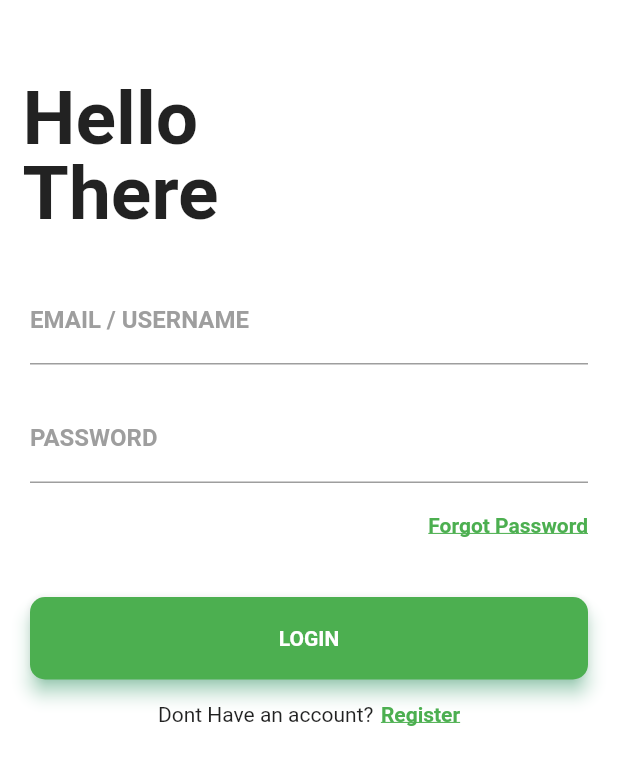
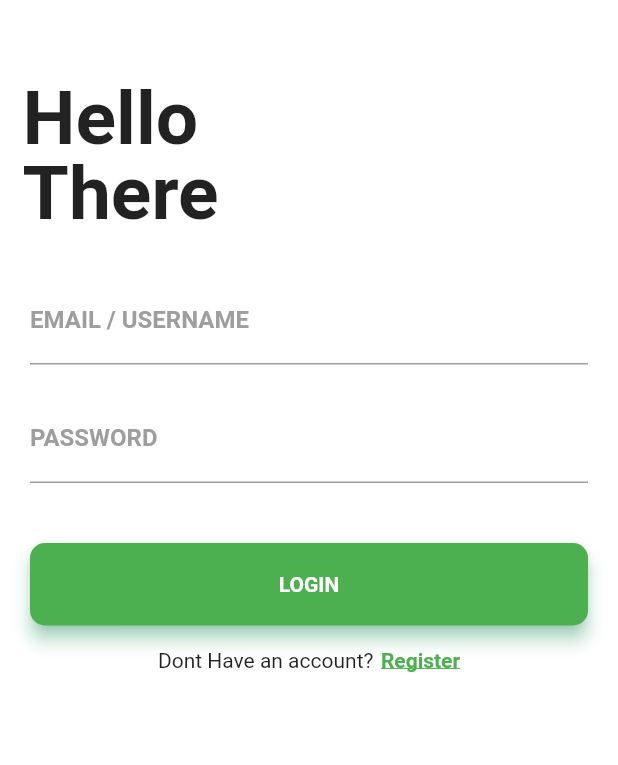
Before and after one commit to brianrizqi/flutter, a Flutter app: the screen it shows after launch, on a phone screen of 412 x 824 dp. Shown: the top 765 px of the screen. Run offline on Flutter 3.47's test engine with Material 2 defaults, Android fonts, the phone set to English and light mode, and no system bars; Roboto replaces fonts that are missing (Source-sans Pro).

Commit message:
fixing login

```diff
--- a/lib/main.dart
+++ b/lib/main.dart
@@ -32,6 +32,10 @@ class MyApp extends StatelessWidget {
 class MyHomePage extends StatefulWidget {
   @override
   State<StatefulWidget> createState() => new MyHomePageState();
+
+  const MyHomePage({
+    Key key,
+  }) : super(key: key);
 }
 
 class MyHomePageState extends State<MyHomePage> {
@@ -39,16 +43,13 @@ class MyHomePageState extends State<MyHomePage> {
   TextEditingController password = new TextEditingController();
 
   @override
-  void initState() {
-//    login();
-  }
-
-  @override
   Widget build(BuildContext context) {
     return new Scaffold(
       backgroundColor: Colors.white,
       resizeToAvoidBottomPadding: false,
-        body: Column(
+      body: Builder(
+          builder: (context) => Center(
+                child: Column(
                   crossAxisAlignment: CrossAxisAlignment.start,
                   children: <Widget>[
                     Container(
@@ -74,7 +75,8 @@ class MyHomePageState extends State<MyHomePage> {
                       ),
                     ),
                     Container(
-                padding: EdgeInsets.only(top: 25.0, left: 20.0, right: 20.0),
+                        padding:
+                            EdgeInsets.only(top: 25.0, left: 20.0, right: 20.0),
                         child: Column(
                           children: <Widget>[
                             TextField(
@@ -86,12 +88,13 @@ class MyHomePageState extends State<MyHomePage> {
                                       fontWeight: FontWeight.bold,
                                       color: Colors.grey),
                                   focusedBorder: UnderlineInputBorder(
-                              borderSide: BorderSide(color: Colors.green))),
+                                      borderSide:
+                                          BorderSide(color: Colors.green))),
                             ),
                             SizedBox(
                               height: 20.0,
                             ),
-                    TextField(
+                            TextFormField(
                               controller: password,
                               decoration: InputDecoration(
                                 labelText: 'PASSWORD',
@@ -100,25 +103,15 @@ class MyHomePageState extends State<MyHomePage> {
                                     fontWeight: FontWeight.bold,
                                     color: Colors.grey),
                                 focusedBorder: UnderlineInputBorder(
-                              borderSide: BorderSide(color: Colors.green))),
+                                    borderSide:
+                                        BorderSide(color: Colors.green)),
+//                          suffixIcon: IconButton(
+//                            icon: Icon(
+//
+//                            ),
+//                          )
+                              ),
                               obscureText: true,
-                    ),
-                    SizedBox(
-                      height: 5.0,
-                    ),
-                    Container(
-                      alignment: Alignment(1.0, 0.0),
-                      padding: EdgeInsets.only(top: 15.0, left: 20.0),
-                      child: InkWell(
-                        child: Text(
-                          'Forgot Password',
-                          style: TextStyle(
-                              color: Colors.green,
-                              fontWeight: FontWeight.bold,
-                              fontFamily: "Source-sans Pro",
-                              decoration: TextDecoration.underline),
-                        ),
-                      ),
                             ),
                             SizedBox(
                               height: 40.0,
@@ -132,7 +125,6 @@ class MyHomePageState extends State<MyHomePage> {
                                 elevation: 5.0,
                                 child: GestureDetector(
                                   onTap: () {
-//                            Navigator.of(context).pushNamed('/bottom');
                                     login(username, password, context);
                                   },
                                   child: Center(
@@ -176,7 +168,9 @@ class MyHomePageState extends State<MyHomePage> {
                       ],
                     )
                   ],
-        ));
+                ),
+              )),
+    );
   }
 }
 
@@ -192,6 +186,14 @@ void login(username, password, context) {
     var data = json.decode(response.body);
     if (data['error'] == false) {
       Navigator.of(context).pushNamed('/bottom');
-    } else {}
+    } else {
+      _showToast(context);
+    }
   });
 }
+
+void _showToast(BuildContext context) {
+  Scaffold.of(context).showSnackBar(SnackBar(
+    content: Text('Username / Password salah'),
+  ));
+}
```
Lines whose indentation alone changed are shown as unchanged.
